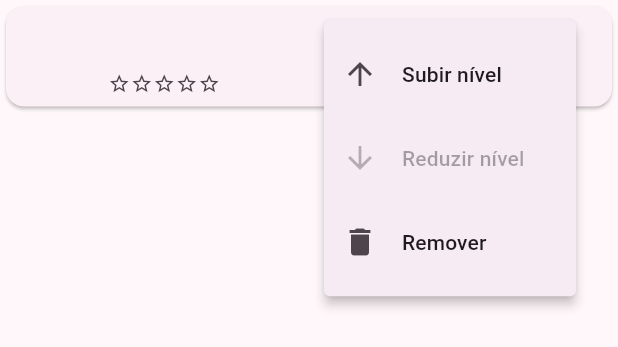
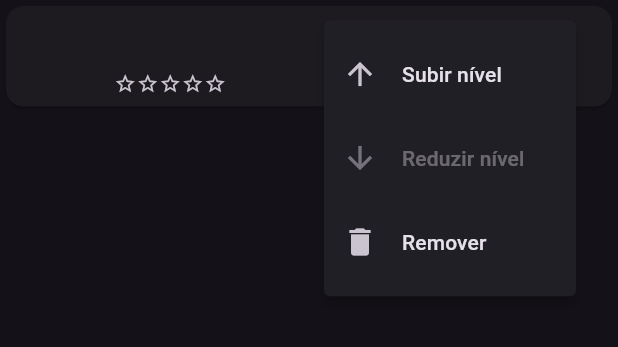
Before and after one commit to kacianoghelere/flutter_app_test, a Flutter app: the TaskCard widget shown alone on an empty page, opened directly with empty values, after a tap on the "more vert" icon, on a phone screen of 412 x 824 dp. Shown: the top 347 px of the screen. Run offline on Flutter 3.47's test engine with Material 3 defaults, Android fonts, the phone set to English and light mode, and no system bars; statements that could not run were skipped.

Commit message:
Ajuste no tema e na atualização de tarefas

```diff
--- /dev/null
+++ b/lib/components/commons/Conditional.dart
@@ -0,0 +1,19 @@
+import 'package:flutter/material.dart';
+
+class Conditional extends StatelessWidget {
+  Conditional({
+    super.key,
+    required this.condition,
+    required this.then,
+    required this.otherwise
+  });
+
+  bool condition;
+  final Widget then;
+  final Widget otherwise;
+
+  @override
+  Widget build(BuildContext context) {
+    return condition ? then: otherwise;
+  }
+}
--- a/lib/components/task/task_card.dart
+++ b/lib/components/task/task_card.dart
@@ -1,3 +1,4 @@
+import 'package:app_test/components/commons/Conditional.dart';
 import 'package:app_test/components/task/task_difficulty.dart';
 import 'package:app_test/data/task_state.dart';
 import 'package:app_test/models/task.dart';
@@ -13,13 +14,27 @@ class TaskCard extends StatefulWidget {
 }
 
 class _TaskCardState extends State<TaskCard> {
+  Task _changeTask(Task oldTask, int progress) {
+    oldTask.progress += progress;
+
+    return oldTask;
+  }
+
   @override
   Widget build(BuildContext context) {
     final taskState = TaskState.of(context);
 
     return Card(
       child: ListTile(
-        leading: CircularProgressIndicator(value: widget.task.progress / 10),
+        leading: Container(
+          height: 40,
+          width: 40,
+          child: Conditional(
+            condition: widget.task.progress >= 10,
+            then: const Icon(Icons.check),
+            otherwise: CircularProgressIndicator(value: widget.task.progress / 10)
+          ),
+        ),
         subtitle: TaskDifficulty(task: widget.task),
         title: Text(
           widget.task.name,
@@ -33,7 +48,7 @@ class _TaskCardState extends State<TaskCard> {
             PopupMenuItem(
               enabled: (widget.task.progress < 10),
               onTap: () {
-                // taskState.updateTask(widget.task, widget.task.);
+                taskState.updateTask(_changeTask(widget.task, 1));
               },
               child: const ListTile(
                 leading: Icon(Icons.arrow_upward),
@@ -43,7 +58,7 @@ class _TaskCardState extends State<TaskCard> {
             PopupMenuItem(
               enabled: (widget.task.progress > 0),
               onTap: () {
-                // taskState.updateTask(widget.task.id, widget.task.progress - 10);
+                taskState.updateTask(_changeTask(widget.task, -1));
               },
               child: const ListTile(
                 leading: Icon(Icons.arrow_downward),
--- a/lib/main.dart
+++ b/lib/main.dart
@@ -15,7 +15,10 @@ class TaskApp extends StatelessWidget {
     return TaskProvider(
       child: MaterialApp(
         title: 'My tasks',
+        darkTheme: ThemeData.dark(),
+        themeMode: ThemeMode.dark,
         theme: ThemeData(
+          useMaterial3: true,
           colorScheme: ColorScheme.fromSeed(seedColor: Colors.purple).copyWith(
             surfaceTint: Colors.transparent,
           ),
@@ -24,7 +27,6 @@ class TaskApp extends StatelessWidget {
             shadowColor: Theme.of(context).colorScheme.shadow,
           )
         ),
-        themeMode: ThemeMode.dark,
         initialRoute: '/',
         routes: {
           '/': (context) => const TasksScreen(),
```
Also changed, not shown: lib/data/task_state.dart (+6 -7 lines), lib/screens/tasks_screen.dart (+13 -2 lines).
